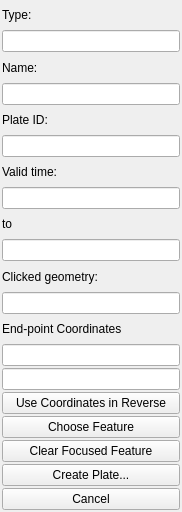
Old version of the form src/qt-widgets/PlateClosureWidgetUi.ui in the repository GPlates/GPlates.
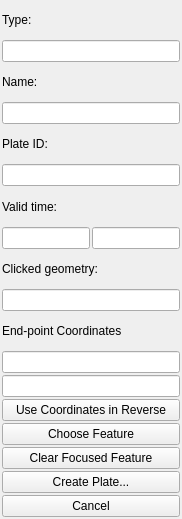
New version of the form.

Commit message: Adjusted widgets to save space.  Added handle_XXX stub functions for buttons.

```diff
--- a/src/qt-widgets/PlateClosureWidgetUi.ui
+++ b/src/qt-widgets/PlateClosureWidgetUi.ui
@@ -6,7 +6,7 @@
     <x>0</x>
     <y>0</y>
     <width>182</width>
-    <height>512</height>
+    <height>519</height>
    </rect>
   </property>
   <property name="windowTitle" >
@@ -78,19 +78,7 @@
     </widget>
    </item>
    <item>
-    <widget class="QLineEdit" name="lineedit_time_of_appearance" >
-     <property name="readOnly" >
-      <bool>true</bool>
-     </property>
-    </widget>
-   </item>
-   <item>
-    <widget class="QLabel" name="label_to" >
-     <property name="text" >
-      <string>to</string>
-     </property>
-    </widget>
-   </item>
+    <layout class="QHBoxLayout" name="horizontalLayout" >
    <item>
     <widget class="QLineEdit" name="lineedit_time_of_disappearance" >
      <property name="readOnly" >
@@ -99,6 +87,15 @@
     </widget>
    </item>
    <item>
+      <widget class="QLineEdit" name="lineedit_time_of_appearance" >
+       <property name="readOnly" >
+        <bool>true</bool>
+       </property>
+      </widget>
+     </item>
+    </layout>
+   </item>
+   <item>
     <widget class="QLabel" name="label_clicked_geometry" >
      <property name="text" >
       <string>Clicked geometry:</string>
```
Left out of the diff: 6 changed lines with no effect on the pictures. Lines whose indentation alone changed are shown as unchanged. The commit also changes 2 other files.
